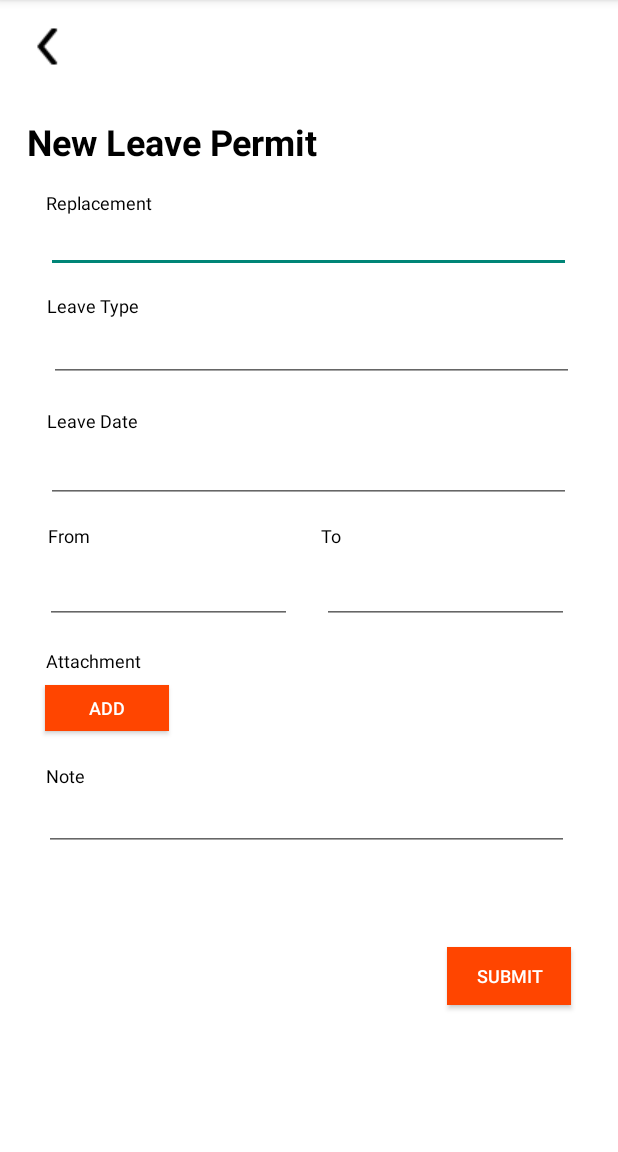
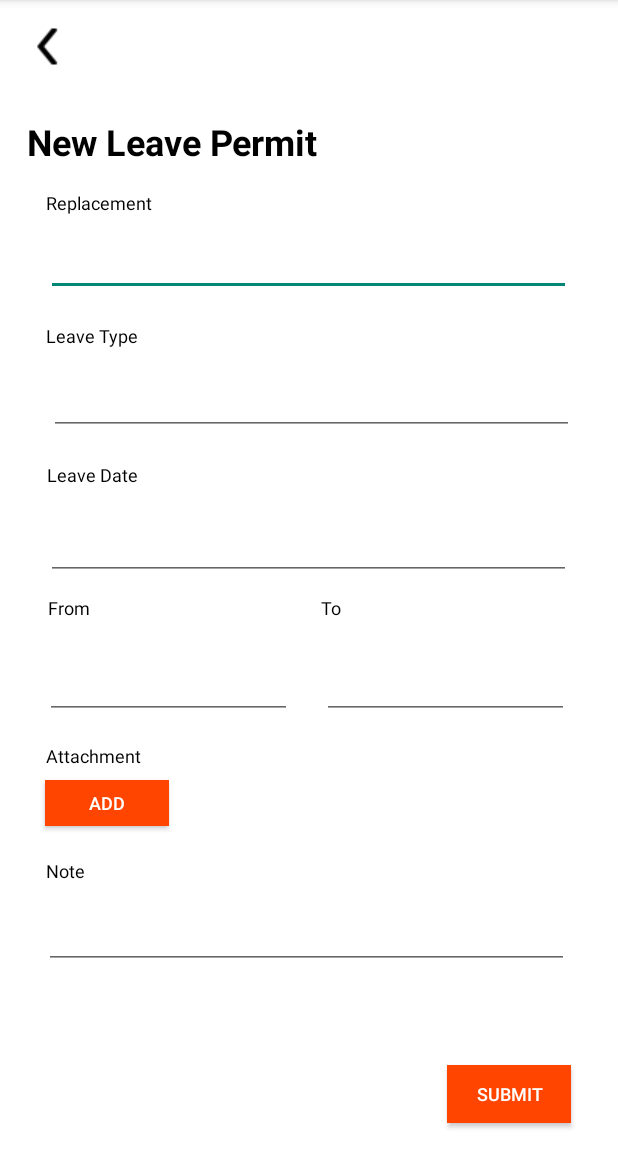
Before and after one commit to hengky9099/Mobile_application, an Android app: the fragment cuti_detail_Fragment shown on its own in the app's theme, on a phone screen of 412 x 824 dp, the part 84-1236 px from its top. Run offline under Robolectric (Android 15) with nearby library versions, the phone set to English and light mode, and no system bars.

Commit message:
fix ukuran hp

```diff
--- a/app/src/main/res/layout/fragment_izin_cuti.xml
+++ b/app/src/main/res/layout/fragment_izin_cuti.xml
@@ -42,7 +42,7 @@
         android:ems="10"
         android:inputType="textPersonName"
         app:layout_constraintEnd_toEndOf="parent"
-        app:layout_constraintHeight_percent="0.05"
+        app:layout_constraintHeight_percent="0.07"
         app:layout_constraintHorizontal_bias="0.491"
         app:layout_constraintStart_toStartOf="parent"
         app:layout_constraintTop_toBottomOf="@+id/textView35"
@@ -52,7 +52,7 @@
         android:id="@+id/textView39"
         android:layout_width="wrap_content"
         android:layout_height="wrap_content"
-        android:layout_marginTop="60dp"
+        android:layout_marginTop="72dp"
         android:text="To"
         android:textColor="#000000"
         android:textSize="12sp"
@@ -86,7 +86,7 @@
         android:ems="10"
         android:inputType="date"
         app:layout_constraintEnd_toEndOf="parent"
-        app:layout_constraintHeight_percent="0.05"
+        app:layout_constraintHeight_percent="0.07"
         app:layout_constraintHorizontal_bias="0.491"
         app:layout_constraintStart_toStartOf="parent"
         app:layout_constraintTop_toBottomOf="@+id/textView37"
@@ -113,7 +113,7 @@
         android:ems="17"
         android:inputType="textPersonName"
         app:layout_constraintEnd_toEndOf="parent"
-        app:layout_constraintHeight_percent="0.05"
+        app:layout_constraintHeight_percent="0.07"
         app:layout_constraintHorizontal_bias="0.525"
         app:layout_constraintStart_toStartOf="parent"
         app:layout_constraintTop_toBottomOf="@+id/textView36"
@@ -123,7 +123,7 @@
         android:id="@+id/textView37"
         android:layout_width="wrap_content"
         android:layout_height="wrap_content"
-        android:layout_marginTop="60dp"
+        android:layout_marginTop="76dp"
         android:text="Leave Date"
         android:textColor="#000000"
         android:textSize="12sp"
@@ -136,7 +136,7 @@
         android:id="@+id/textView38"
         android:layout_width="wrap_content"
         android:layout_height="wrap_content"
-        android:layout_marginTop="60dp"
+        android:layout_marginTop="72dp"
         android:text="From"
         android:textColor="#000000"
         android:textSize="12sp"
@@ -153,7 +153,7 @@
         android:ems="10"
         android:inputType="time"
         app:layout_constraintEnd_toEndOf="parent"
-        app:layout_constraintHeight_percent="0.05"
+        app:layout_constraintHeight_percent="0.07"
         app:layout_constraintHorizontal_bias="0.38"
         app:layout_constraintStart_toEndOf="@+id/editTextTime"
         app:layout_constraintTop_toBottomOf="@+id/textView39"
@@ -168,7 +168,7 @@
         android:gravity="start|top"
         android:inputType="textMultiLine"
         app:layout_constraintEnd_toEndOf="parent"
-        app:layout_constraintHeight_percent="0.05"
+        app:layout_constraintHeight_percent="0.07"
         app:layout_constraintHorizontal_bias="0.474"
         app:layout_constraintStart_toStartOf="parent"
         app:layout_constraintTop_toBottomOf="@+id/textView41"
@@ -182,7 +182,7 @@
         android:ems="10"
         android:inputType="time"
         app:layout_constraintEnd_toEndOf="parent"
-        app:layout_constraintHeight_percent="0.05"
+        app:layout_constraintHeight_percent="0.07"
         app:layout_constraintHorizontal_bias="0.122"
         app:layout_constraintStart_toStartOf="parent"
         app:layout_constraintTop_toBottomOf="@+id/textView38"
@@ -234,12 +234,12 @@
         android:id="@+id/textView36"
         android:layout_width="wrap_content"
         android:layout_height="wrap_content"
-        android:layout_marginTop="52dp"
+        android:layout_marginTop="72dp"
         android:text="Leave Type"
         android:textColor="#000000"
         android:textSize="12sp"
         app:layout_constraintEnd_toEndOf="parent"
-        app:layout_constraintHorizontal_bias="0.09"
+        app:layout_constraintHorizontal_bias="0.087"
         app:layout_constraintStart_toStartOf="parent"
         app:layout_constraintTop_toBottomOf="@+id/textView35" />
 
--- a/app/src/main/res/layout/fragment_password.xml
+++ b/app/src/main/res/layout/fragment_password.xml
@@ -76,7 +76,7 @@
         android:layout_marginStart="32dp"
         android:ems="10"
         android:inputType="textPassword"
-        app:layout_constraintHeight_percent="0.05"
+        app:layout_constraintHeight_percent="0.07"
         app:layout_constraintStart_toStartOf="parent"
         app:layout_constraintTop_toBottomOf="@+id/textView19"
         app:layout_constraintWidth_percent="0.8" />
@@ -89,7 +89,7 @@
         android:layout_marginTop="4dp"
         android:ems="10"
         android:inputType="textPassword"
-        app:layout_constraintHeight_percent="0.05"
+        app:layout_constraintHeight_percent="0.07"
         app:layout_constraintStart_toStartOf="parent"
         app:layout_constraintTop_toBottomOf="@+id/textView20"
         app:layout_constraintWidth_percent="0.8" />
@@ -102,7 +102,7 @@
         android:ems="10"
         android:inputType="textPassword"
         android:textColor="@color/black"
-        app:layout_constraintHeight_percent="0.05"
+        app:layout_constraintHeight_percent="0.07"
         app:layout_constraintStart_toStartOf="parent"
         app:layout_constraintTop_toBottomOf="@+id/textView18"
         app:layout_constraintWidth_percent="0.8" />
```
Also changed, not shown: app/src/main/res/layout/fragment_laporan_ot.xml (+10 -10 lines), app/src/main/res/layout/fragment_task_detail.xml (+8 -8 lines), app/src/main/res/layout/personal_data_fragment.xml (+4 -4 lines), app/src/main/res/layout/task_detail_fragment.xml (+9 -9 lines).
